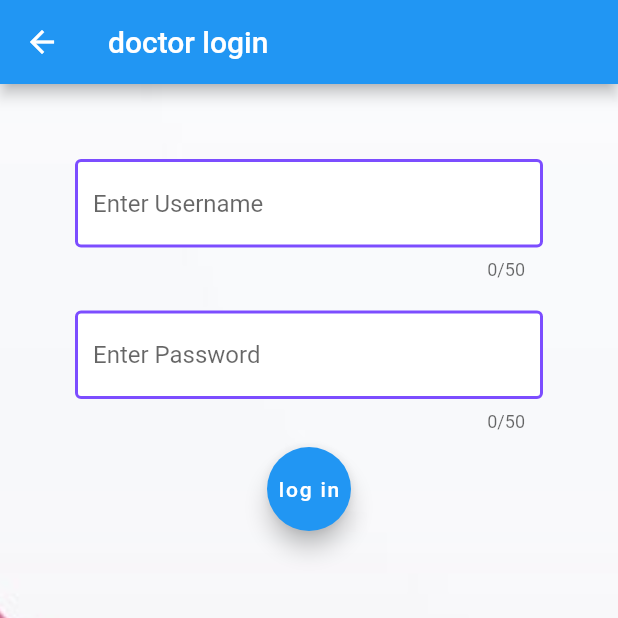
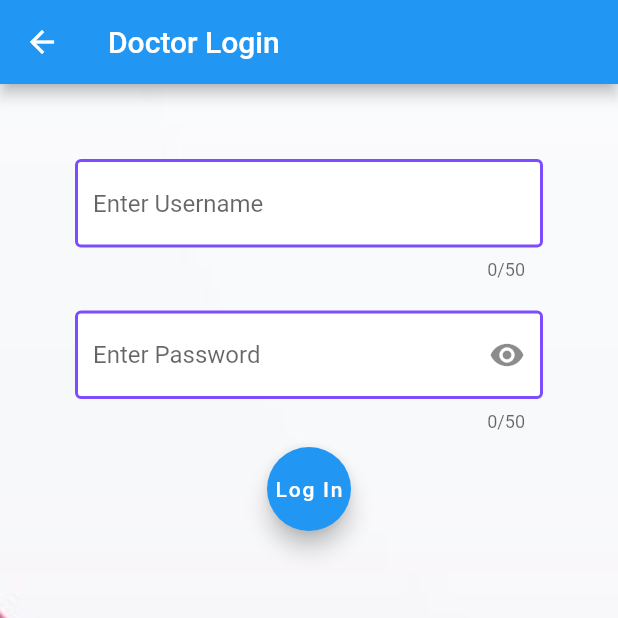
Before and after one commit to tarun1820/epic_dad_app, a Flutter app: the Login screen opened by its route, on a phone screen of 412 x 824 dp, the top half of it. Run offline on Flutter 3.47's test engine with Material 2 defaults, Android fonts, the phone set to English and light mode, and no system bars; our stand-ins replace cloud_firestore, firebase_auth, firebase_core, fluttertoast, showcaseview, sliding_up_panel; missing offline and left inert: flutter_phone_direct_caller; accounts and stored records are empty.

Commit message:
final draft

```diff
--- a/lib/admin_login.dart
+++ b/lib/admin_login.dart
@@ -14,7 +14,7 @@ class Login extends StatefulWidget {
 }
 
 class _LoginState extends State<Login> {
-
+  bool _isObscure = true;
   late String email;
   late String password;
   final _auth=FirebaseAuth.instance;
@@ -31,7 +31,7 @@ class _LoginState extends State<Login> {
       child:Scaffold(
         backgroundColor: Colors.transparent,
       appBar: AppBar(
-        title: Text("doctor login"),
+        title: Text("Doctor Login"),
       ),
       body:  Column(
           children: [
@@ -60,7 +60,21 @@ class _LoginState extends State<Login> {
             Padding(
               padding: EdgeInsets.symmetric(horizontal: 50,vertical: 10),
               child: TextField(
+                  obscureText: _isObscure,
                   decoration: InputDecoration(
+
+                      suffixIcon: IconButton(
+                        icon: Icon(
+                          _isObscure ? Icons.visibility : Icons.visibility_off,
+                        ),
+                        onPressed: () {
+                          setState(() {
+                            _isObscure = !_isObscure;
+                          });
+                        },
+                      ),
+
+
                       fillColor: Colors.white,
                       focusedBorder: OutlineInputBorder(
                           borderSide:
@@ -72,6 +86,7 @@ class _LoginState extends State<Login> {
                       hintText: "Enter Password",
                       filled: true
                   ),
+
                 maxLength: 50,
                 onChanged: (text){
                   password=text;
@@ -80,7 +95,7 @@ class _LoginState extends State<Login> {
             ),
             //password
             FloatingActionButton(
-                child:Text("log in"),onPressed:() async{
+                child:Text("Log In"),onPressed:() async{
               try{
                 print(email);
                 print(password);
--- a/lib/admin_page.dart
+++ b/lib/admin_page.dart
@@ -21,7 +21,7 @@ class Admin extends StatelessWidget {
       child: Scaffold(
       backgroundColor: Colors.transparent,
         appBar: AppBar(
-          title: Text("admin consol"),
+          title: Text("Admin Console"),
           backgroundColor: Colors.deepPurple[900],
         ),
         body: Column(
@@ -42,7 +42,7 @@ class Admin extends StatelessWidget {
                     borderSide:
                         BorderSide(color: Colors.deepPurpleAccent, width: 2.0),
                   ),
-                  hintText: "Enter Time only",
+                  hintText: "Enter Message",
                     filled: true
                 ),
                 onChanged: (text) {
@@ -62,7 +62,7 @@ class Admin extends StatelessWidget {
                     createUser(mess);
                   }
                 },
-                child: Text("post")),
+                child: Text("Post")),
           ],
         ),
       ),
```
Also changed, not shown: lib/student.dart (+8 -4 lines).
